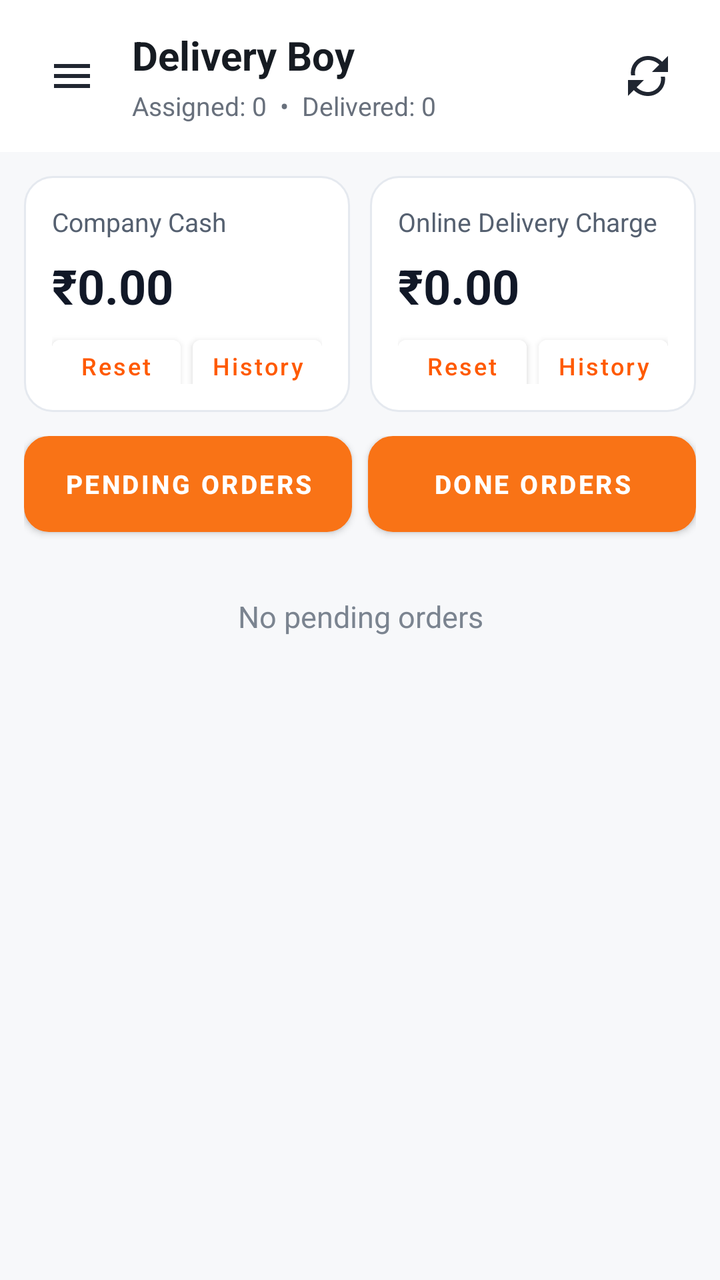
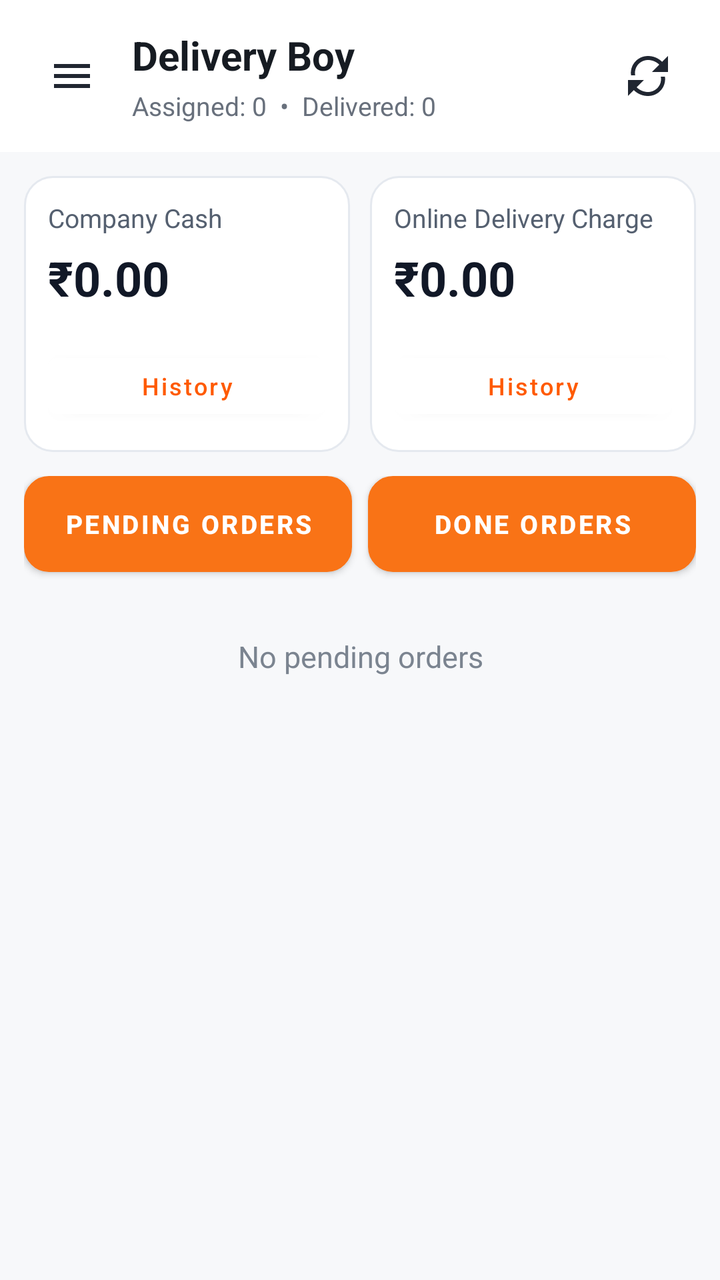

Before-and-after screenshots of an Android layout around one commit, followed by the original layout XML and the change that was made.
<!-- AndroidManifest.xml: application theme Theme.UklanaRestaurant -->
<!-- res/layout/activity_main.xml -->
<?xml version="1.0" encoding="utf-8"?>
<ScrollView xmlns:android="http://schemas.android.com/apk/res/android"
    android:layout_width="match_parent" android:layout_height="match_parent"
    android:fillViewport="true" android:background="#F7F8FA">

    <LinearLayout android:layout_width="match_parent" android:layout_height="wrap_content"
        android:orientation="vertical">

        <LinearLayout android:layout_width="match_parent" android:layout_height="76dp"
            android:orientation="horizontal" android:gravity="center_vertical"
            android:paddingStart="14dp" android:paddingEnd="14dp" android:background="#FFFFFF">
            <ImageButton android:id="@+id/menuButton" android:layout_width="44dp" android:layout_height="44dp"
                android:background="?attr/selectableItemBackgroundBorderless" android:contentDescription="Menu"
                android:src="@drawable/ic_menu" android:padding="10dp"/>
            <LinearLayout android:layout_width="0dp" android:layout_height="wrap_content" android:layout_weight="1"
                android:orientation="vertical" android:paddingStart="8dp">
                <TextView android:id="@+id/deliveryName" android:layout_width="match_parent" android:layout_height="wrap_content"
                    android:text="Delivery Boy" android:textSize="20sp" android:textStyle="bold" android:textColor="#161B22"/>
                <TextView android:id="@+id/statusText" android:layout_width="match_parent" android:layout_height="wrap_content"
                    android:text="Assigned: 0  •  Delivered: 0" android:textSize="13sp" android:textColor="#68707C" android:layout_marginTop="3dp"/>
            </LinearLayout>
            <ImageButton android:id="@+id/refreshButton" android:layout_width="44dp" android:layout_height="44dp"
                android:background="?attr/selectableItemBackgroundBorderless" android:contentDescription="Refresh"
                android:src="@drawable/ic_refresh" android:padding="10dp"/>
        </LinearLayout>

        <LinearLayout android:layout_width="match_parent" android:layout_height="wrap_content"
            android:orientation="horizontal" android:padding="12dp" android:baselineAligned="false">

            <LinearLayout android:layout_width="0dp" android:layout_height="118dp" android:layout_weight="1"
                android:orientation="vertical" android:padding="14dp" android:background="@drawable/stat_card">
                <TextView android:layout_width="wrap_content" android:layout_height="wrap_content"
                    android:text="Company Cash" android:textSize="13sp" android:textColor="#556070"/>
                <TextView android:id="@+id/runningTotal" android:layout_width="wrap_content" android:layout_height="wrap_content"
                    android:text="₹0.00" android:textSize="24sp" android:textStyle="bold" android:textColor="#111827"
                    android:layout_marginTop="7dp"/>
                <LinearLayout android:layout_width="match_parent" android:layout_height="40dp"
                    android:orientation="horizontal" android:gravity="center_vertical" android:layout_marginTop="4dp">
                    <Button android:id="@+id/resetTotalButton" android:layout_width="0dp" android:layout_height="38dp"
                        android:layout_weight="1" android:minHeight="0dp" android:minWidth="0dp"
                        android:paddingStart="2dp" android:paddingEnd="2dp" android:text="Reset"
                        android:textAllCaps="false" android:textSize="12sp" android:textColor="#FF5A00"
                        android:backgroundTint="#FFFFFF"/>
                    <Space android:layout_width="6dp" android:layout_height="1dp"/>
                    <Button android:id="@+id/companyHistoryButton" android:layout_width="0dp" android:layout_height="38dp"
                        android:layout_weight="1" android:minHeight="0dp" android:minWidth="0dp"
                        android:paddingStart="2dp" android:paddingEnd="2dp" android:text="History"
                        android:textAllCaps="false" android:textSize="12sp" android:textColor="#FF5A00"
                        android:backgroundTint="#FFFFFF"/>
                </LinearLayout>
            </LinearLayout>

            <Space android:layout_width="10dp" android:layout_height="1dp"/>

            <LinearLayout android:layout_width="0dp" android:layout_height="118dp" android:layout_weight="1"
                android:orientation="vertical" android:padding="14dp" android:background="@drawable/stat_card">
                <TextView android:layout_width="wrap_content" android:layout_height="wrap_content"
                    android:text="Online Delivery Charge" android:textSize="13sp" android:textColor="#556070"/>
                <TextView android:id="@+id/onlineDeliveryDue" android:layout_width="wrap_content" android:layout_height="wrap_content"
                    android:text="₹0.00" android:textSize="24sp" android:textStyle="bold" android:textColor="#111827"
                    android:layout_marginTop="7dp"/>
                <LinearLayout android:layout_width="match_parent" android:layout_height="40dp"
                    android:orientation="horizontal" android:gravity="center_vertical" android:layout_marginTop="4dp">
                    <Button android:id="@+id/resetOnlineDeliveryButton" android:layout_width="0dp" android:layout_height="38dp"
                        android:layout_weight="1" android:minHeight="0dp" android:minWidth="0dp"
                        android:paddingStart="2dp" android:paddingEnd="2dp" android:text="Reset"
                        android:textAllCaps="false" android:textSize="12sp" android:textColor="#FF5A00"
                        android:backgroundTint="#FFFFFF"/>
                    <Space android:layout_width="6dp" android:layout_height="1dp"/>
                    <Button android:id="@+id/onlineHistoryButton" android:layout_width="0dp" android:layout_height="38dp"
                        android:layout_weight="1" android:minHeight="0dp" android:minWidth="0dp"
                        android:paddingStart="2dp" android:paddingEnd="2dp" android:text="History"
                        android:textAllCaps="false" android:textSize="12sp" android:textColor="#FF5A00"
                        android:backgroundTint="#FFFFFF"/>
                </LinearLayout>
            </LinearLayout>
        </LinearLayout>

        <LinearLayout android:layout_width="match_parent" android:layout_height="52dp" android:orientation="horizontal"
            android:paddingStart="12dp" android:paddingEnd="12dp">
            <Button android:id="@+id/pendingTab" android:layout_width="0dp" android:layout_height="48dp" android:layout_weight="1"
                android:text="PENDING ORDERS" android:textStyle="bold" android:textSize="13sp" android:textAllCaps="false" android:background="@drawable/tab_button"/>
            <Space android:layout_width="8dp" android:layout_height="1dp"/>
            <Button android:id="@+id/doneTab" android:layout_width="0dp" android:layout_height="48dp" android:layout_weight="1"
                android:text="DONE ORDERS" android:textStyle="bold" android:textSize="13sp" android:textAllCaps="false" android:background="@drawable/tab_button"/>
        </LinearLayout>

        <TextView android:id="@+id/emptyText" android:layout_width="match_parent" android:layout_height="wrap_content"
            android:gravity="center" android:text="No pending orders" android:textColor="#7B8490" android:textSize="15sp" android:padding="28dp"/>
        <LinearLayout android:id="@+id/ordersContainer" android:layout_width="match_parent" android:layout_height="wrap_content"
            android:orientation="vertical" android:paddingStart="12dp" android:paddingEnd="12dp" android:paddingTop="10dp"/>

        <Space android:layout_width="1dp" android:layout_height="24dp"/>
    </LinearLayout>
</ScrollView>
<!-- resources referenced by this layout -->
<resources>
  <!-- drawable ic_menu (drawable) -->
  <vector xmlns:android="http://schemas.android.com/apk/res/android" android:width="24dp" android:height="24dp" android:viewportWidth="24" android:viewportHeight="24"><path android:fillColor="#202631" android:pathData="M3,6h18v2H3zM3,11h18v2H3zM3,16h18v2H3z"/></vector>
  <!-- drawable ic_refresh (drawable) -->
  <vector xmlns:android="http://schemas.android.com/apk/res/android" android:width="24dp" android:height="24dp" android:viewportWidth="24" android:viewportHeight="24"><path android:fillColor="#202631" android:pathData="M17.65,6.35C16.2,4.9 14.21,4 12,4c-4.09,0 -7.19,3.72 -6.39,7.69l-2.08,0C2.78,6.59 6.72,2 12,2c2.76,0 5.26,1.12 7.07,2.93L22,2v8h-8l3.65,-3.65zM6.35,17.65C7.8,19.1 9.79,20 12,20c4.09,0 7.19,-3.72 6.39,-7.69h2.08C21.22,17.41 17.28,22 12,22c-2.76,0 -5.26,-1.12 -7.07,-2.93L2,22v-8h8l-3.65,3.65z"/></vector>
  <!-- drawable stat_card (drawable) -->
  <shape xmlns:android="http://schemas.android.com/apk/res/android"><solid android:color="#FFFFFF"/><corners android:radius="14dp"/><stroke android:width="1dp" android:color="#E5E9EF"/><padding android:left="1dp" android:top="1dp" android:right="1dp" android:bottom="1dp"/></shape>
  <!-- drawable tab_button (drawable) -->
  <selector xmlns:android="http://schemas.android.com/apk/res/android"><item android:state_selected="true"><shape><solid android:color="#FF5A00"/><corners android:radius="12dp"/></shape></item><item><shape><solid android:color="#FFFFFF"/><corners android:radius="12dp"/><stroke android:width="1dp" android:color="#E1E5EA"/></shape></item></selector>
  <style name="Theme.UklanaRestaurant" parent="Theme.MaterialComponents.DayNight.NoActionBar">
          <item name="colorPrimary">@color/orange</item>
          <item name="colorPrimaryVariant">@color/orange</item>
          <item name="colorOnPrimary">@color/white</item>
          <item name="android:statusBarColor">@color/dark</item>
          <item name="android:navigationBarColor">@color/dark</item>
          <item name="android:windowLightStatusBar">false</item>
      </style>
  <color name="orange">#F97316</color>
  <color name="white">#FFFFFF</color>
  <color name="dark">#1F2937</color>
</resources>

<!-- the commit's change to res/layout/activity_main.xml (unified diff, before → after) -->
@@ -27,22 +27,17 @@
         <LinearLayout android:layout_width="match_parent" android:layout_height="wrap_content"
             android:orientation="horizontal" android:padding="12dp" android:baselineAligned="false">
 
-            <LinearLayout android:layout_width="0dp" android:layout_height="118dp" android:layout_weight="1"
-                android:orientation="vertical" android:padding="14dp" android:background="@drawable/stat_card">
+            <LinearLayout android:layout_width="0dp" android:layout_height="138dp" android:layout_weight="1"
+                android:orientation="vertical" android:padding="12dp" android:background="@drawable/stat_card">
                 <TextView android:layout_width="wrap_content" android:layout_height="wrap_content"
                     android:text="Company Cash" android:textSize="13sp" android:textColor="#556070"/>
                 <TextView android:id="@+id/runningTotal" android:layout_width="wrap_content" android:layout_height="wrap_content"
                     android:text="₹0.00" android:textSize="24sp" android:textStyle="bold" android:textColor="#111827"
-                    android:layout_marginTop="7dp"/>
-                <LinearLayout android:layout_width="match_parent" android:layout_height="40dp"
-                    android:orientation="horizontal" android:gravity="center_vertical" android:layout_marginTop="4dp">
-                    <Button android:id="@+id/resetTotalButton" android:layout_width="0dp" android:layout_height="38dp"
-                        android:layout_weight="1" android:minHeight="0dp" android:minWidth="0dp"
-                        android:paddingStart="2dp" android:paddingEnd="2dp" android:text="Reset"
-                        android:textAllCaps="false" android:textSize="12sp" android:textColor="#FF5A00"
-                        android:backgroundTint="#FFFFFF"/>
-                    <Space android:layout_width="6dp" android:layout_height="1dp"/>
-                    <Button android:id="@+id/companyHistoryButton" android:layout_width="0dp" android:layout_height="38dp"
+                    android:layout_marginTop="5dp"/>
+                <Space android:layout_width="1dp" android:layout_height="0dp" android:layout_weight="1"/>
+                <LinearLayout android:layout_width="match_parent" android:layout_height="42dp"
+                    android:orientation="horizontal" android:gravity="center_vertical" android:layout_marginTop="6dp">
+                    <Button android:id="@+id/companyHistoryButton" android:layout_width="0dp" android:layout_height="40dp"
                         android:layout_weight="1" android:minHeight="0dp" android:minWidth="0dp"
                         android:paddingStart="2dp" android:paddingEnd="2dp" android:text="History"
                         android:textAllCaps="false" android:textSize="12sp" android:textColor="#FF5A00"
@@ -52,22 +47,17 @@
 
             <Space android:layout_width="10dp" android:layout_height="1dp"/>
 
-            <LinearLayout android:layout_width="0dp" android:layout_height="118dp" android:layout_weight="1"
-                android:orientation="vertical" android:padding="14dp" android:background="@drawable/stat_card">
+            <LinearLayout android:layout_width="0dp" android:layout_height="138dp" android:layout_weight="1"
+                android:orientation="vertical" android:padding="12dp" android:background="@drawable/stat_card">
                 <TextView android:layout_width="wrap_content" android:layout_height="wrap_content"
                     android:text="Online Delivery Charge" android:textSize="13sp" android:textColor="#556070"/>
                 <TextView android:id="@+id/onlineDeliveryDue" android:layout_width="wrap_content" android:layout_height="wrap_content"
                     android:text="₹0.00" android:textSize="24sp" android:textStyle="bold" android:textColor="#111827"
-                    android:layout_marginTop="7dp"/>
-                <LinearLayout android:layout_width="match_parent" android:layout_height="40dp"
-                    android:orientation="horizontal" android:gravity="center_vertical" android:layout_marginTop="4dp">
-                    <Button android:id="@+id/resetOnlineDeliveryButton" android:layout_width="0dp" android:layout_height="38dp"
-                        android:layout_weight="1" android:minHeight="0dp" android:minWidth="0dp"
-                        android:paddingStart="2dp" android:paddingEnd="2dp" android:text="Reset"
-                        android:textAllCaps="false" android:textSize="12sp" android:textColor="#FF5A00"
-                        android:backgroundTint="#FFFFFF"/>
-                    <Space android:layout_width="6dp" android:layout_height="1dp"/>
-                    <Button android:id="@+id/onlineHistoryButton" android:layout_width="0dp" android:layout_height="38dp"
+                    android:layout_marginTop="5dp"/>
+                <Space android:layout_width="1dp" android:layout_height="0dp" android:layout_weight="1"/>
+                <LinearLayout android:layout_width="match_parent" android:layout_height="42dp"
+                    android:orientation="horizontal" android:gravity="center_vertical" android:layout_marginTop="6dp">
+                    <Button android:id="@+id/onlineHistoryButton" android:layout_width="0dp" android:layout_height="40dp"
                         android:layout_weight="1" android:minHeight="0dp" android:minWidth="0dp"
                         android:paddingStart="2dp" android:paddingEnd="2dp" android:text="History"
                         android:textAllCaps="false" android:textSize="12sp" android:textColor="#FF5A00"
